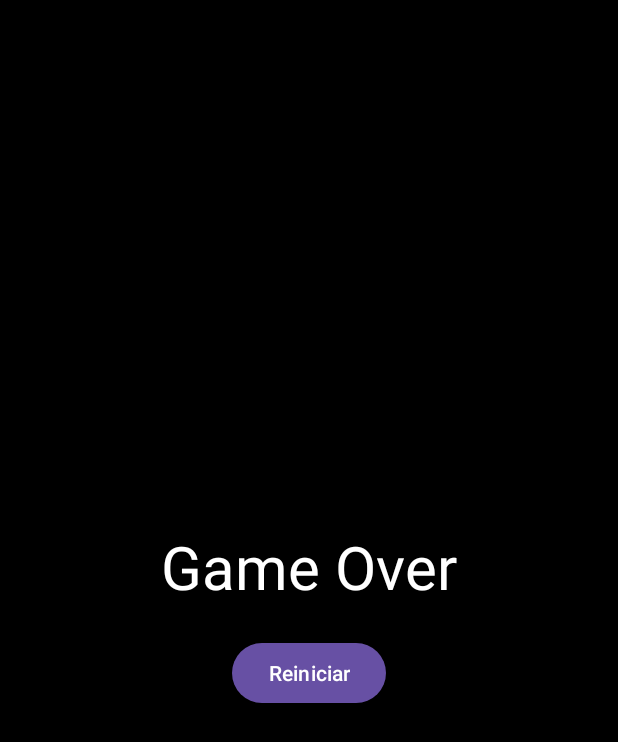
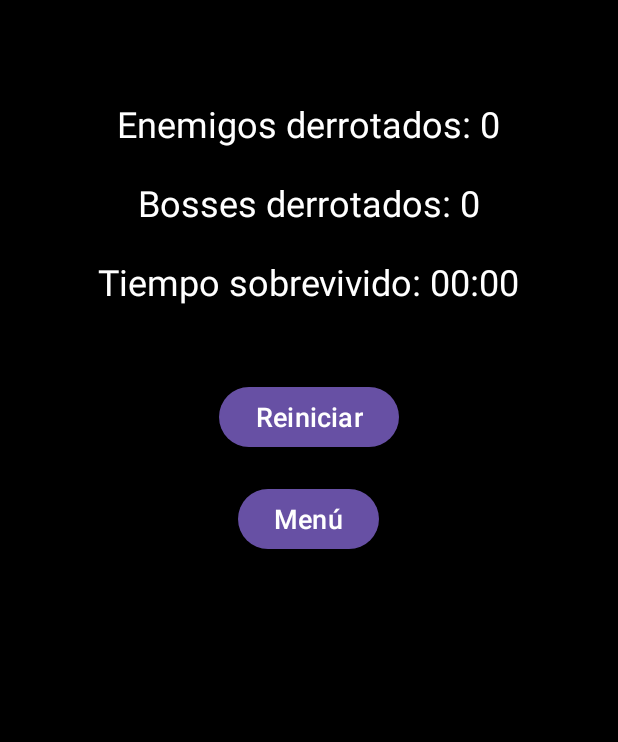
Before and after one commit to AndresLapSol/mobileGame, an Android app: the GameOverActivity screen opened directly, with no data from a screen before it, on a phone screen of 412 x 824 dp. Shown: the top 742 px of the screen. Run offline under Robolectric (Android 15) with nearby library versions, the phone set to English and light mode, and no system bars; Roboto replaces fonts that are not available here.

Commit message:
Commit 26/02/2024
Implement "Game Over" Screen logic and details: add enemies and bosses defeated, and time survived. Implement boss activation time. Add Menu button.

-Alpha version

```diff
--- a/app/src/main/java/com/example/mygame/GameOverActivity.java
+++ b/app/src/main/java/com/example/mygame/GameOverActivity.java
@@ -4,24 +4,65 @@ import android.content.Intent;
 import android.os.Bundle;
 import android.view.View;
 import android.widget.Button;
+import android.widget.TextView;
 import androidx.appcompat.app.AppCompatActivity;
 
 public class GameOverActivity extends AppCompatActivity {
+
+    private TextView enemiesDefeatedTextView;
+    private TextView bossesDefeatedTextView;
+    private TextView timeSurvivedTextView;
+    private Button restartButton;
+    private Button menuButton;
 
     @Override
     protected void onCreate(Bundle savedInstanceState) {
         super.onCreate(savedInstanceState);
         setContentView(R.layout.activity_game_over);
 
-        Button restartButton = findViewById(R.id.restartButton);
+        // Obtener los datos del Intent
+        Intent intent = getIntent();
+        int enemiesDefeated = intent.getIntExtra("enemiesDefeated", 0);
+        int bossesDefeated = intent.getIntExtra("bossesDefeated", 0);
+        long timeSurvived = intent.getLongExtra("timeSurvived", 0);
+
+        // Inicializar las vistas
+        enemiesDefeatedTextView = findViewById(R.id.enemiesDefeatedTextView);
+        bossesDefeatedTextView = findViewById(R.id.bossesDefeatedTextView);
+        timeSurvivedTextView = findViewById(R.id.timeSurvivedTextView);
+        restartButton = findViewById(R.id.restartButton);
+        menuButton = findViewById(R.id.menuButton);
+
+        // Mostrar los datos
+        enemiesDefeatedTextView.setText("Enemigos derrotados: " + enemiesDefeated);
+        bossesDefeatedTextView.setText("Bosses derrotados: " + bossesDefeated);
+        timeSurvivedTextView.setText("Tiempo sobrevivido: " + formatTime(timeSurvived));
+
+        // Configurar el botón de reiniciar
         restartButton.setOnClickListener(new View.OnClickListener() {
             @Override
             public void onClick(View v) {
-                // Reiniciar el juego
-                Intent intent = new Intent(GameOverActivity.this, GameActivity.class);
-                startActivity(intent);
-                finish(); // Cerrar GameOverActivity
+                Intent restartIntent = new Intent(GameOverActivity.this, GameActivity.class);
+                startActivity(restartIntent);
+                finish(); // Cerrar la actividad actual
+            }
+        });
+
+        // Configurar el botón de menú
+        menuButton.setOnClickListener(new View.OnClickListener() {
+            @Override
+            public void onClick(View v) {
+                Intent menuIntent = new Intent(GameOverActivity.this, MenuActivity.class);
+                startActivity(menuIntent);
+                finish(); // Cerrar la actividad actual
             }
         });
     }
+
+    // Método para formatear el tiempo en minutos y segundos
+    private String formatTime(long timeInSeconds) {
+        long minutes = timeInSeconds / 60;
+        long seconds = timeInSeconds % 60;
+        return String.format("%02d:%02d", minutes, seconds);
+    }
 }
--- a/app/src/main/res/layout/activity_game_over.xml
+++ b/app/src/main/res/layout/activity_game_over.xml
@@ -2,25 +2,64 @@
 <RelativeLayout xmlns:android="http://schemas.android.com/apk/res/android"
     android:layout_width="match_parent"
     android:layout_height="match_parent"
-    android:background="@color/black"
-    android:gravity="center">
+    android:padding="16dp"
+    android:background="@color/black">
 
+    <!-- Texto para mostrar los enemigos derrotados -->
     <TextView
-        android:id="@+id/gameOverText"
+        android:id="@+id/enemiesDefeatedTextView"
         android:layout_width="wrap_content"
         android:layout_height="wrap_content"
-        android:text="Game Over"
-        android:textSize="40sp"
+        android:text="Enemigos derrotados: 0"
         android:textColor="@color/white"
-        android:layout_centerInParent="true"/>
+        android:textSize="24sp"
+        android:layout_centerHorizontal="true"
+        android:layout_marginTop="50dp"/>
 
+    <!-- Texto para mostrar los bosses derrotados -->
+    <TextView
+        android:id="@+id/bossesDefeatedTextView"
+        android:layout_width="wrap_content"
+        android:layout_height="wrap_content"
+        android:text="Bosses derrotados: 0"
+        android:textColor="@color/white"
+        android:textSize="24sp"
+        android:layout_centerHorizontal="true"
+        android:layout_below="@id/enemiesDefeatedTextView"
+        android:layout_marginTop="20dp"/>
+
+    <!-- Texto para mostrar el tiempo sobrevivido -->
+    <TextView
+        android:id="@+id/timeSurvivedTextView"
+        android:layout_width="wrap_content"
+        android:layout_height="wrap_content"
+        android:text="Tiempo sobrevivido: 00:00"
+        android:textColor="@color/white"
+        android:textSize="24sp"
+        android:layout_centerHorizontal="true"
+        android:layout_below="@id/bossesDefeatedTextView"
+        android:layout_marginTop="20dp"/>
+
+    <!-- Botón para reiniciar el juego -->
     <Button
         android:id="@+id/restartButton"
         android:layout_width="wrap_content"
         android:layout_height="wrap_content"
         android:text="Reiniciar"
-        android:layout_below="@id/gameOverText"
+        android:textSize="18sp"
         android:layout_centerHorizontal="true"
+        android:layout_below="@id/timeSurvivedTextView"
+        android:layout_marginTop="50dp"/>
+
+    <!-- Botón para volver al menú -->
+    <Button
+        android:id="@+id/menuButton"
+        android:layout_width="wrap_content"
+        android:layout_height="wrap_content"
+        android:text="Menú"
+        android:textSize="18sp"
+        android:layout_centerHorizontal="true"
+        android:layout_below="@id/restartButton"
         android:layout_marginTop="20dp"/>
 
 </RelativeLayout>
```
Also changed, not shown: app/src/main/java/com/example/mygame/Boss.java (+12 -0 lines), app/src/main/java/com/example/mygame/GameView.java (+34 -14 lines).
